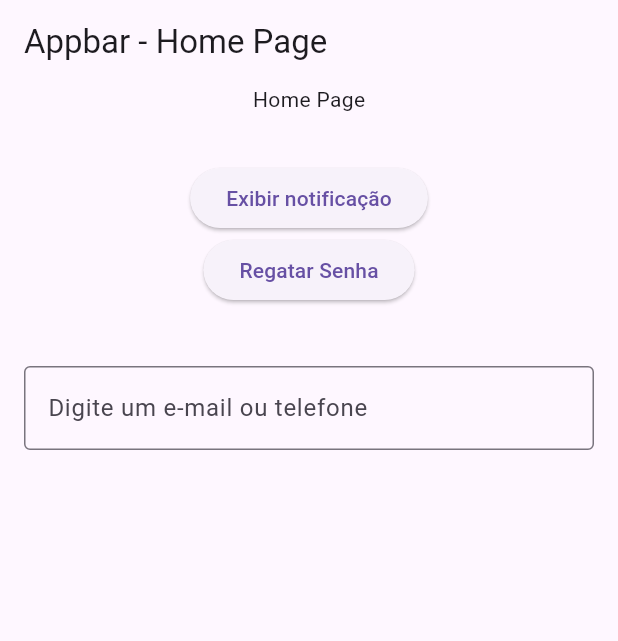
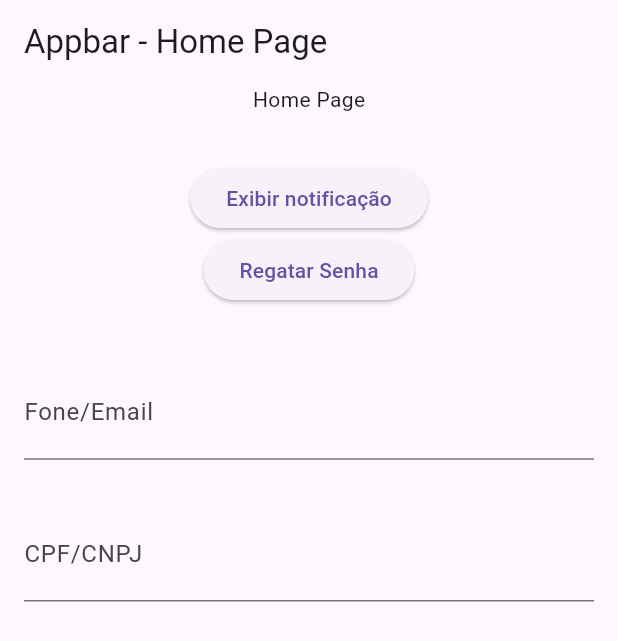
Before and after one commit to WemersonDamasceno/local_notifications, a Flutter app: the screen it shows after launch, on a phone screen of 412 x 824 dp. Shown: the top 641 px of the screen. Run offline on Flutter 3.47's test engine with Material 3 defaults, Android fonts, the phone set to English and light mode, and no system bars; our stand-ins replace firebase_core, firebase_messaging, flutter_local_notifications; accounts and stored records are empty.

Commit message:
feat: create formatter for CPF and CNPJ

```diff
--- /dev/null
+++ b/lib/views/custom_input_widget.dart
@@ -0,0 +1,34 @@
+import 'package:flutter/material.dart';
+import 'package:flutter/services.dart';
+
+class CustomInputWidget extends StatelessWidget {
+  final List<TextInputFormatter> formatters;
+  final TextEditingController controller;
+  final String label;
+  final TextInputType? keyboardType;
+
+  const CustomInputWidget({
+    super.key,
+    required this.controller,
+    required this.label,
+    required this.formatters,
+    this.keyboardType,
+  });
+
+  @override
+  Widget build(BuildContext context) {
+    return TextField(
+      controller: controller,
+      inputFormatters: formatters,
+      keyboardType: keyboardType,
+      decoration: InputDecoration(
+        labelText: label,
+        suffix: GestureDetector(
+          child: const Icon(Icons.clear),
+          onTap: () => controller.clear(),
+        ),
+        border: const UnderlineInputBorder(),
+      ),
+    );
+  }
+}
--- a/lib/views/dynamic_input/custom_input_widget.dart
+++ /dev/null
@@ -1,25 +0,0 @@
-import 'package:flutter/material.dart';
-import 'package:notifications_firebase/views/dynamic_input/phone_or_email_formatter.dart';
-
-class CustomInputWidget extends StatefulWidget {
-  final TextEditingController controller;
-
-  const CustomInputWidget({super.key, required this.controller});
-
-  @override
-  State<CustomInputWidget> createState() => _CustomInputWidgetState();
-}
-
-class _CustomInputWidgetState extends State<CustomInputWidget> {
-  @override
-  Widget build(BuildContext context) {
-    return TextField(
-      controller: widget.controller,
-      inputFormatters: [PhoneOrEmailFormatter()],
-      decoration: const InputDecoration(
-        labelText: 'Digite um e-mail ou telefone',
-        border: OutlineInputBorder(),
-      ),
-    );
-  }
-}
--- a/lib/views/home_page.dart
+++ b/lib/views/home_page.dart
@@ -1,6 +1,8 @@
 import 'package:flutter/material.dart';
 import 'package:notifications_firebase/services/notification_service.dart';
-import 'package:notifications_firebase/views/dynamic_input/custom_input_widget.dart';
+import 'package:notifications_firebase/views/cpf_cnpj_input.dart/cpf_cnpj_formatter.dart';
+import 'package:notifications_firebase/views/custom_input_widget.dart';
+import 'package:notifications_firebase/views/dynamic_input/phone_or_email_formatter.dart';
 import 'package:notifications_firebase/views/on_pressed_button_teste.dart';
 import 'package:url_launcher/url_launcher.dart';
 
@@ -13,7 +15,8 @@ class HomePage extends StatefulWidget {
 
 class _HomePageState extends State<HomePage> {
   final _notificationService = NotificationService();
-  final inputController = TextEditingController();
+  final foneEmailController = TextEditingController();
+  final cpfCnpjController = TextEditingController();
 
   @override
   void initState() {
@@ -75,7 +78,18 @@ class _HomePageState extends State<HomePage> {
             Padding(
               padding: const EdgeInsets.all(16.0),
               child: CustomInputWidget(
-                controller: inputController,
+                label: 'Fone/Email',
+                formatters: [PhoneOrEmailFormatter()],
+                controller: foneEmailController,
+              ),
+            ),
+            Padding(
+              padding: const EdgeInsets.all(16.0),
+              child: CustomInputWidget(
+                label: 'CPF/CNPJ',
+                keyboardType: TextInputType.number,
+                formatters: [CpfCnpjFormatter()],
+                controller: cpfCnpjController,
               ),
             ),
           ],
```
Also changed, not shown: lib/views/cpf_cnpj_input.dart/cpf_cnpj_formatter.dart (added, +53 -0 lines), 1 other file.
